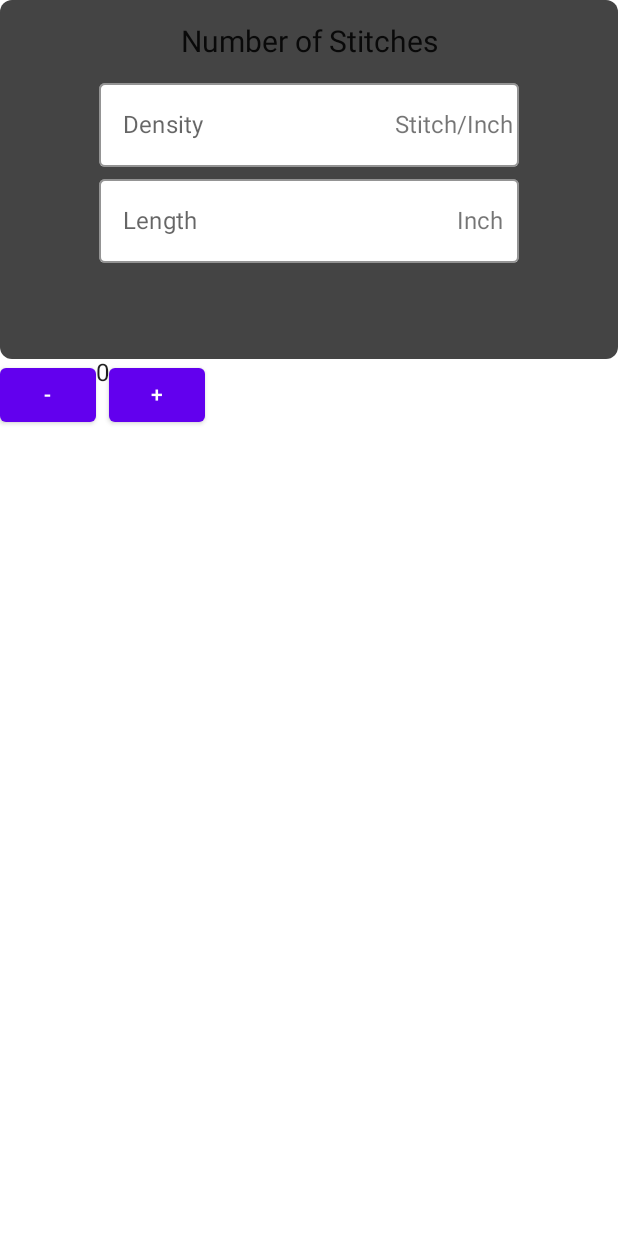
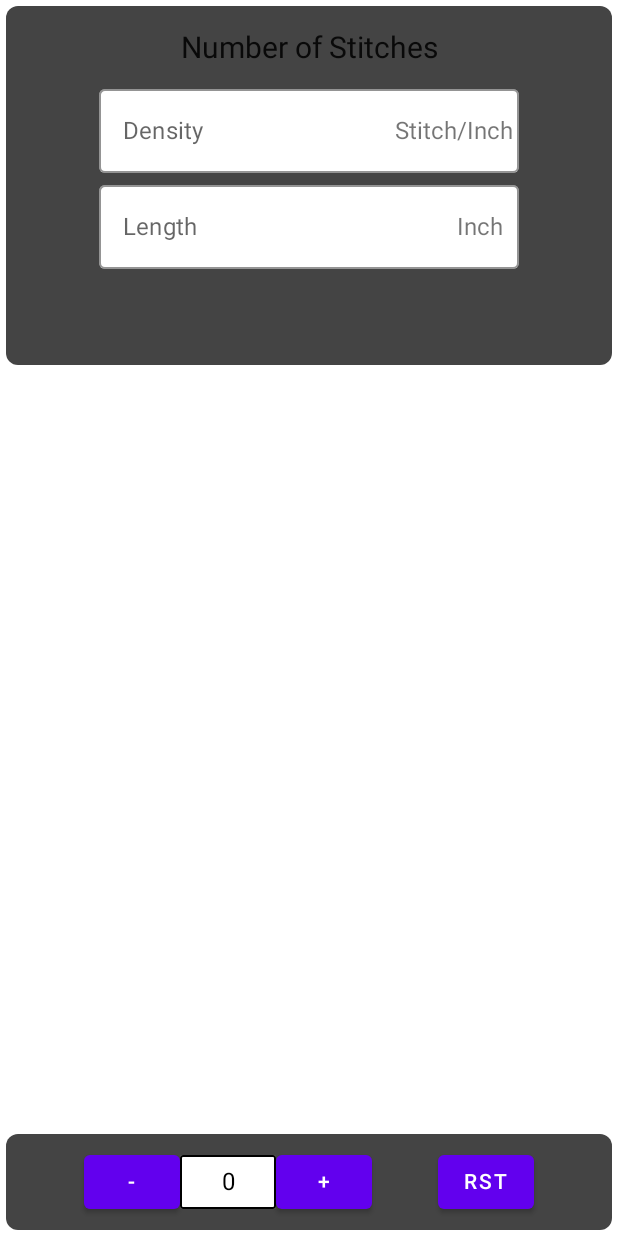
Before and after one commit to mktwohy/Needle-Nook, an Android app built with Jetpack Compose: the screen it shows after launch (MainActivity), on a phone screen of 412 x 824 dp. Run offline under Robolectric (Android 15) with nearby library versions, the phone set to English and light mode, and no system bars; our stand-ins replace Timber.

Commit message:
improve counter UI

```diff
--- a/app/src/main/java/com/mktwohy/knittingcalculator/MainActivity.kt
+++ b/app/src/main/java/com/mktwohy/knittingcalculator/MainActivity.kt
@@ -55,12 +55,16 @@ class MainActivity : ComponentActivity() {
                             output = viewModel.stitchCount,
                             onClickImeDone = { focusManager.clearFocus() }
                         )
+                        Spacer(Modifier.weight(1f)) // height and background only for demonstration
                         Counter(
                             count = viewModel.count,
                             onCountChange = {
                                 viewModel.count = it
                                 viewModel.saveState()
-                            }
+                            },
+                            range = 0..Int.MAX_VALUE,
+                            modifier = Modifier
+                                .fillMaxWidth()
                         )
                     }
                 }
--- a/app/src/main/java/com/mktwohy/knittingcalculator/composables/Counter.kt
+++ b/app/src/main/java/com/mktwohy/knittingcalculator/composables/Counter.kt
@@ -1,19 +1,85 @@
 package com.mktwohy.knittingcalculator.composables
 
-import androidx.compose.foundation.layout.Row
+import androidx.compose.foundation.background
+import androidx.compose.foundation.border
+import androidx.compose.foundation.layout.*
+import androidx.compose.foundation.shape.RoundedCornerShape
 import androidx.compose.material.Button
+import androidx.compose.material.ButtonDefaults
 import androidx.compose.material.Text
 import androidx.compose.runtime.Composable
+import androidx.compose.runtime.remember
+import androidx.compose.ui.Alignment
+import androidx.compose.ui.Modifier
+import androidx.compose.ui.graphics.Color
+import androidx.compose.ui.tooling.preview.Devices
+import androidx.compose.ui.tooling.preview.Preview
+import androidx.compose.ui.unit.dp
+import com.mktwohy.knittingcalculator.Input
+import com.mktwohy.knittingcalculator.ui.theme.KnittingCalculatorTheme
 
 @Composable
-fun Counter(count: Int, onCountChange: (Int) -> Unit) {
-    Row {
-        Button(onClick = { onCountChange(count - 1) }) {
-            Text(text = "-")
+fun Counter(
+    modifier: Modifier = Modifier,
+    count: Int,
+    onCountChange: (Int) -> Unit,
+    range: IntRange = Int.MIN_VALUE..Int.MAX_VALUE,
+) {
+    val itemShape = remember { RoundedCornerShape(2.dp) }
+
+    Row(
+        horizontalArrangement = Arrangement.SpaceEvenly,
+        verticalAlignment = Alignment.CenterVertically,
+        modifier = modifier
+            .padding(4.dp)
+            .background(Color.DarkGray, RoundedCornerShape(8.dp))
+            .padding(8.dp)
+    ) {
+        Row(
+            verticalAlignment = Alignment.CenterVertically,
+            horizontalArrangement = Arrangement.SpaceEvenly
+        ) {
+            Button(
+                onClick = { onCountChange((count - 1).coerceIn(range)) }
+            ) {
+                Text(text = "-")
+            }
+            Box(
+                contentAlignment = Alignment.Center,
+                modifier = Modifier
+                    .background(Color.White, itemShape)
+                    .border(1.dp, Color.Black, itemShape)
+                    .width(ButtonDefaults.MinWidth)
+                    .height(ButtonDefaults.MinHeight)
+            ) {
+                Text(
+                    text = count.toString(),
+                    color = Color.Black
+                )
+            }
+            Button(
+                onClick = { onCountChange((count + 1).coerceIn(range)) }
+            ) {
+                Text(text = "+")
+            }
         }
-        Text(text = count.toString())
-        Button(onClick = { onCountChange(count + 1) }) {
-            Text(text = "+")
+
+        Button(
+            onClick = { onCountChange(0) }
+        ) {
+            Text("RST")
         }
     }
+
 }
+
+@Preview(showBackground = true, device = Devices.PIXEL_3A)
+@Composable
+private fun DefaultPreview() {
+    KnittingCalculatorTheme {
+        Counter(
+            count = 1,
+            onCountChange = { }
+        )
+    }
+}
--- a/app/src/main/java/com/mktwohy/knittingcalculator/composables/RecipeCard.kt
+++ b/app/src/main/java/com/mktwohy/knittingcalculator/composables/RecipeCard.kt
@@ -29,6 +29,7 @@ fun FormulaCard(
 ) {
     Box(
         modifier = Modifier
+            .padding(4.dp)
             .background(Color.DarkGray, RoundedCornerShape(8.dp))
     ) {
         Column(
```
